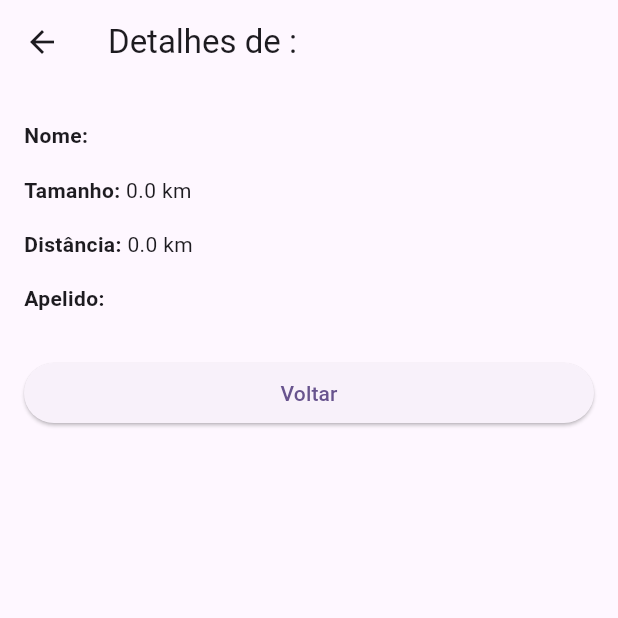
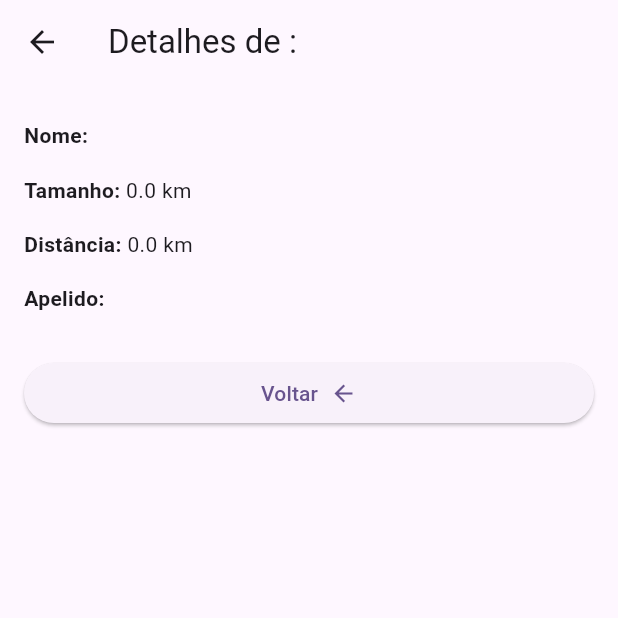
Before and after one commit to jhreeis/app-planetas, a Flutter app: the TelaDeDetalhes screen opened directly with empty values, on a phone screen of 412 x 824 dp, the top half of it. Run offline on Flutter 3.47's test engine with Material 3 defaults, Android fonts, the phone set to English and light mode, and no system bars; our stand-ins replace sqflite; accounts and stored records are empty.

Commit message:
Adicionar ícone ao botão Voltar da tela de Detalhes.

```diff
--- a/lib/telas/detalhes.dart
+++ b/lib/telas/detalhes.dart
@@ -22,10 +22,15 @@ class TelaDeDetalhes extends StatelessWidget {
             _buildDetailRow('Apelido', '${planeta.apelido}'),
             const SizedBox(height: 20),
             ElevatedButton(
-              onPressed: () {
-                Navigator.pop(context);
-              },
-              child: const Text('Voltar'),
+              onPressed: () => Navigator.of(context).pop(),
+              child: const Row(
+                mainAxisSize: MainAxisSize.min,
+                children: [
+                  Text('Voltar'),
+                  SizedBox(width: 8),
+                  Icon(Icons.arrow_back),
+                ],
+              ),
             ),
           ],
         ),
```
